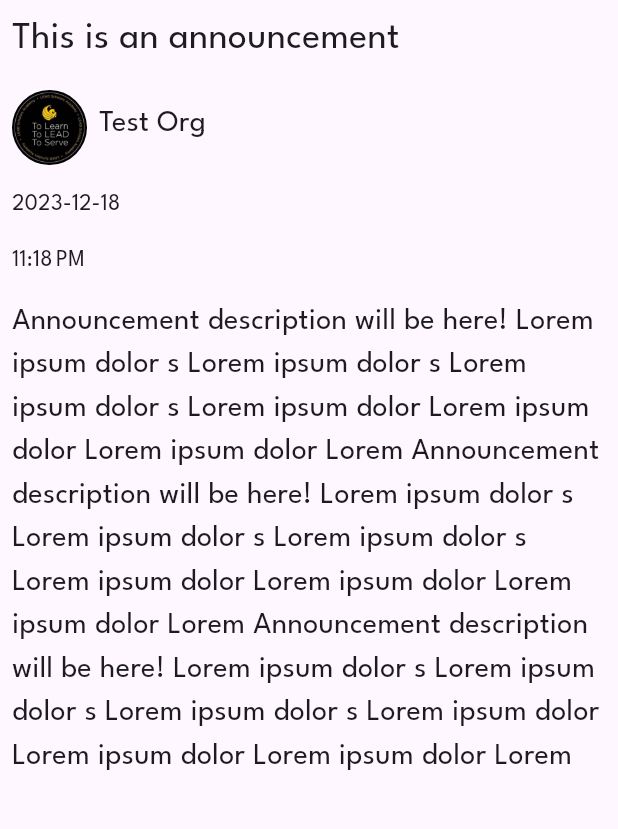
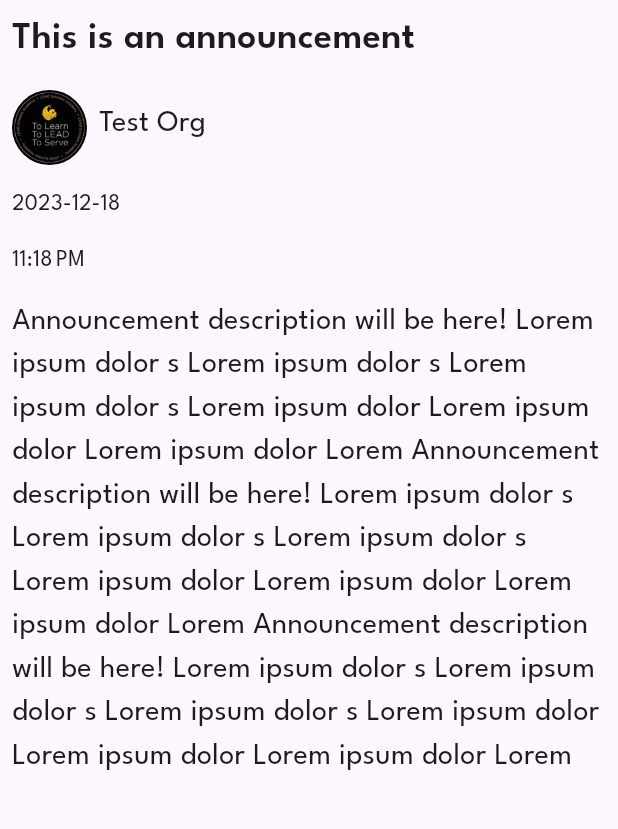
Before and after one commit to KnightAssistUCF/KnightAssist-Mobile-App, a Flutter app: the UpdateScreen screen opened by its route, after a tap on "This is an announcement", on a phone screen of 412 x 824 dp, the part 84-913 px from its top. Run offline on Flutter 3.47's test engine with Material 3 defaults, Android fonts, the phone set to English and light mode, and no system bars; our stand-ins replace flutter_riverpod, go_router, percent_indicator, riverpod_annotation, rxdart; missing offline and left inert: editable_image; generated files the repository leaves out were written again.

Commit message:
update styling

```diff
--- a/knightassist_mobile_app/lib/src/features/organizations/presentation/update_detail.dart
+++ b/knightassist_mobile_app/lib/src/features/organizations/presentation/update_detail.dart
@@ -64,7 +64,7 @@ class UpdateDetailScreen extends ConsumerWidget {
                 padding: const EdgeInsets.all(8.0),
                 child: Text(
                   update.title,
-                  style: const TextStyle(fontSize: 25),
+                  style: const TextStyle(fontSize: 25, fontWeight: FontWeight.w600),
                 ),
               ),
               Padding(
--- a/knightassist_mobile_app/lib/src/features/organizations/presentation/update_screen.dart
+++ b/knightassist_mobile_app/lib/src/features/organizations/presentation/update_screen.dart
@@ -385,7 +385,7 @@ class UpdateCard extends StatelessWidget {
                                       .format(update.date),
                                   style: const TextStyle(
                                       fontWeight: FontWeight.w400),
-                                  textAlign: TextAlign.start,
+                                  textAlign: TextAlign.end,
                                 ),
                               ],
                             ),
```
